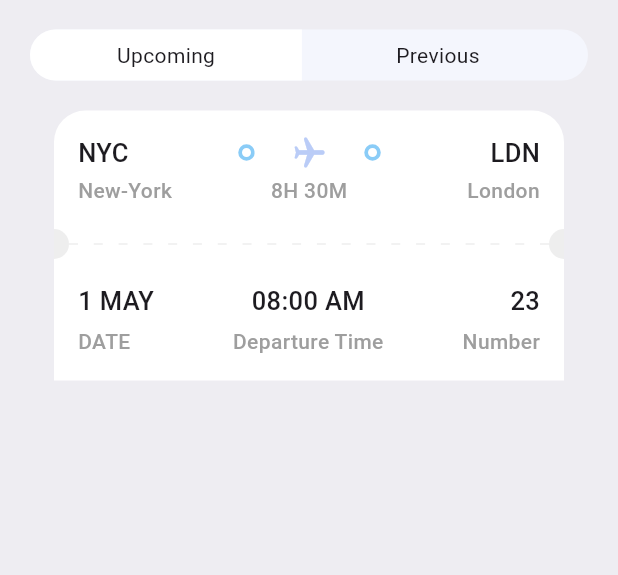
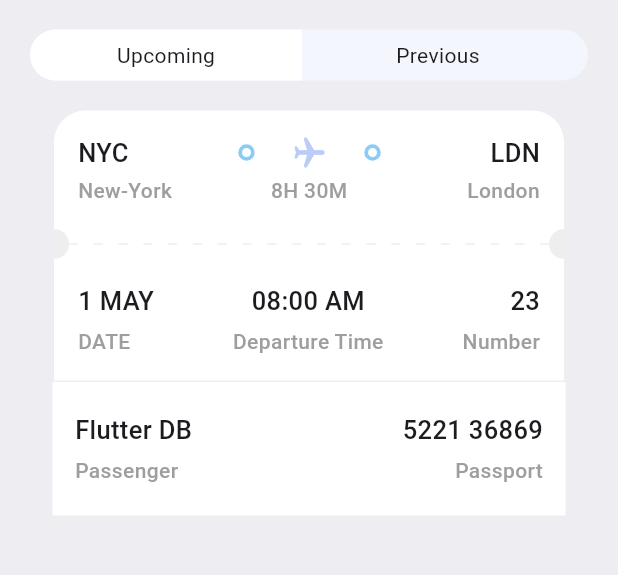
Before and after one commit to yky32/ticket-app, a Flutter app: the TicketScreen screen opened directly, on a phone screen of 412 x 824 dp, the part 146-721 px from its top. Run offline on Flutter 3.47's test engine with Material 3 defaults, Android fonts, the phone set to English and light mode, and no system bars; our stand-ins replace fluentui_icons.

Commit message:
fix same component different color

```diff
--- a/lib/base/widgets/ticket_view.dart
+++ b/lib/base/widgets/ticket_view.dart
@@ -23,7 +23,7 @@ class TicketView extends StatelessWidget {
     final size = MediaQuery.of(context).size;
     return SizedBox(
       width: size.width * 0.85,
-      height: 189,
+      height: 180,
       child: Container(
         margin: EdgeInsets.only(right: wholeScreen == true ? 0 : 16),
         child: Column(
--- a/lib/screens/ticket/ticket_screen.dart
+++ b/lib/screens/ticket/ticket_screen.dart
@@ -1,6 +1,7 @@
 import 'package:flutter/material.dart';
 import 'package:ticket_app/base/res/styles/app_styles.dart';
 import 'package:ticket_app/base/utils/all_json.dart';
+import 'package:ticket_app/base/widgets/app_column_text_layout.dart';
 import 'package:ticket_app/base/widgets/ticket_view.dart';
 import 'package:ticket_app/screens/search/widgets/app_ticket_tabs.dart';
 
@@ -15,17 +16,55 @@ class TicketScreen extends StatelessWidget {
         padding: const EdgeInsets.symmetric(horizontal: 20, vertical: 20),
         children: [
           const SizedBox(height: 40),
-          Text("Tickets", style: AppStyles.headLineStyle1,),
-          const SizedBox(height: 20,),
+          Text(
+            "Tickets",
+            style: AppStyles.headLineStyle1,
+          ),
+          const SizedBox(
+            height: 20,
+          ),
           const AppTicketTabs(
             firstTab: "Upcoming",
             secondTab: "Previous",
           ),
-          const SizedBox(height: 20,),
+          const SizedBox(
+            height: 20,
+          ),
           Container(
               padding: const EdgeInsets.only(left: 16),
-              child: TicketView(ticket: tickets[0], isColor: true,)
+              child: TicketView(
+                ticket: tickets[0],
+                isColor: true,
+              )),
+          const SizedBox(
+            height: 1,
           ),
+          Container(
+            margin: const EdgeInsets.symmetric(horizontal: 15),
+            padding: const EdgeInsets.symmetric(horizontal: 15, vertical: 20),
+            color: AppStyles.ticketColor,
+            child: const Column(
+              children: [
+                Row(
+                  mainAxisAlignment: MainAxisAlignment.spaceBetween,
+                  children: [
+                    AppColumnTextLayout(
+                      topText: "Flutter DB",
+                      bottomText: "Passenger",
+                      alignment: CrossAxisAlignment.start,
+                      isColor: true,
+                    ),
+                    AppColumnTextLayout(
+                      topText: "5221 36869",
+                      bottomText: "Passport",
+                      alignment: CrossAxisAlignment.end,
+                      isColor: true,
+                    ),
+                  ],
+                )
+              ],
+            ),
+          )
         ],
       ),
     );
```
